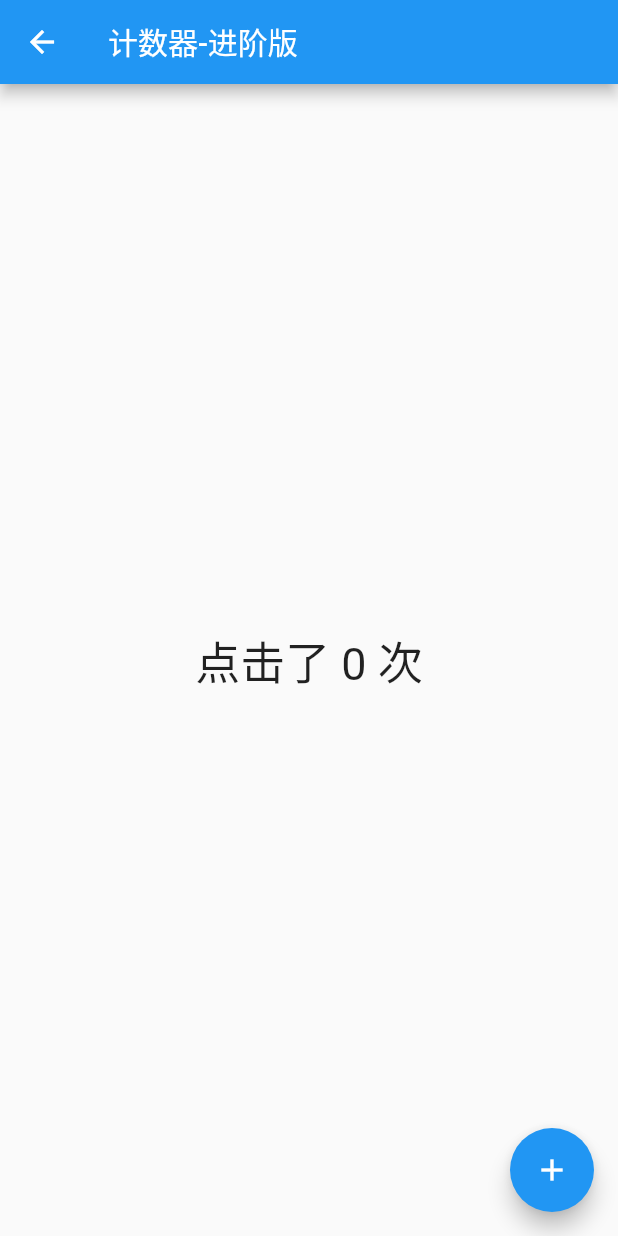
After one commit to menggod/flutter_code_lab, a Flutter app: the GetCounterHighPage screen opened directly, on a phone screen of 412 x 824 dp. The commit adds this screen. Run offline on Flutter 3.47's test engine with Material 2 defaults, Android fonts, the phone set to English and light mode, and no system bars; our stand-ins replace dio, get, shared_preferences, vm_service; accounts and stored records are empty.

Commit message:
backup null 安全

```diff
--- /dev/null
+++ b/lib/counter_high_get/logic.dart
@@ -0,0 +1,13 @@
+
+import 'package:flutter_code_test/counter_high_get/state.dart';
+import 'package:get/get.dart';
+
+class GetCounterHighLogic extends GetxController {
+  final GetCounterHighState state = GetCounterHighState();
+
+  ///自增
+  void increase() {
+    state.count = ++state.count;
+    update();
+  }
+}
--- /dev/null
+++ b/lib/counter_high_get/state.dart
@@ -0,0 +1,7 @@
+class GetCounterHighState {
+  late int count;
+
+  GetCounterHighState() {
+    count = 0;
+  }
+}
--- /dev/null
+++ b/lib/counter_high_get/view.dart
@@ -0,0 +1,30 @@
+import 'package:flutter/material.dart';
+import 'package:get/get.dart';
+
+import 'logic.dart';
+
+class GetCounterHighPage extends StatelessWidget {
+  final logic = Get.put(GetCounterHighLogic());
+  final state = Get.find<GetCounterHighLogic>().state;
+
+  @override
+  Widget build(BuildContext context) {
+    return Scaffold(
+      appBar: AppBar(title: const Text('计数器-进阶版')),
+      body: Center(
+        child: GetBuilder<GetCounterHighLogic>(
+          builder: (logic) {
+            return Text(
+              '点击了 ${state.count} 次',
+              style: TextStyle(fontSize: 30.0),
+            );
+          },
+        ),
+      ),
+      floatingActionButton: FloatingActionButton(
+        onPressed: () => logic.increase(),
+        child: Icon(Icons.add),
+      ),
+    );
+  }
+}
```
Also changed, not shown: lib/my_app.dart (+6 -5 lines), lib/splash/model/poem_item_bean.dart (added, +13 -0 lines), lib/splash/view.dart (deleted, +0 -164 lines), lib/splash/widget/poem_item_view.dart (added, +81 -0 lines), pubspec.yaml (+3 -6 lines).
